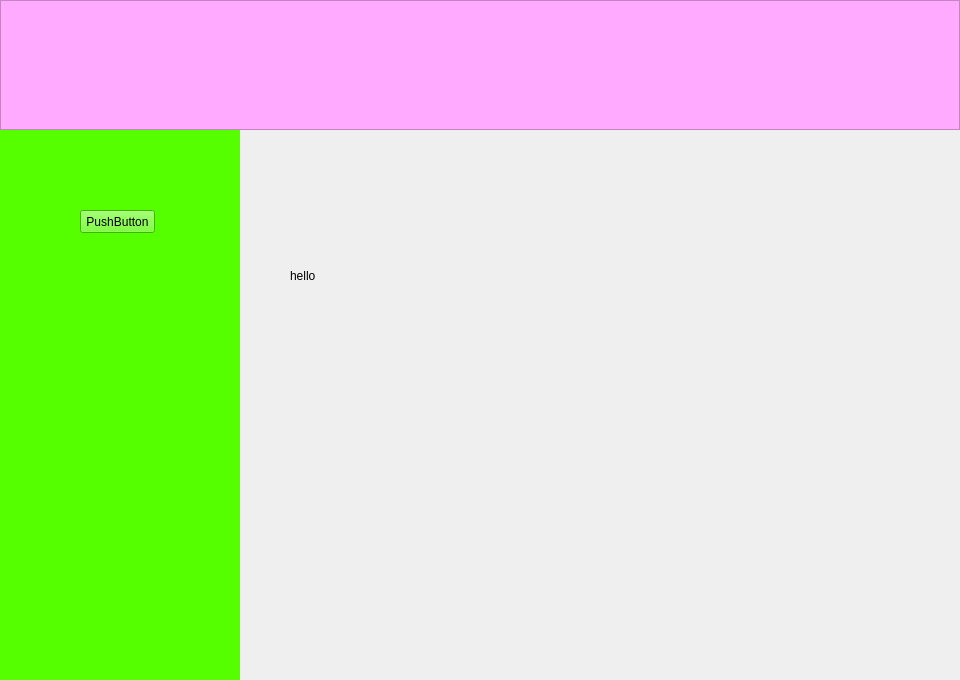
First picture: the form in ui/Forms/MainForm.ui, repository tanyiqu/CryptoKing, before the edit.
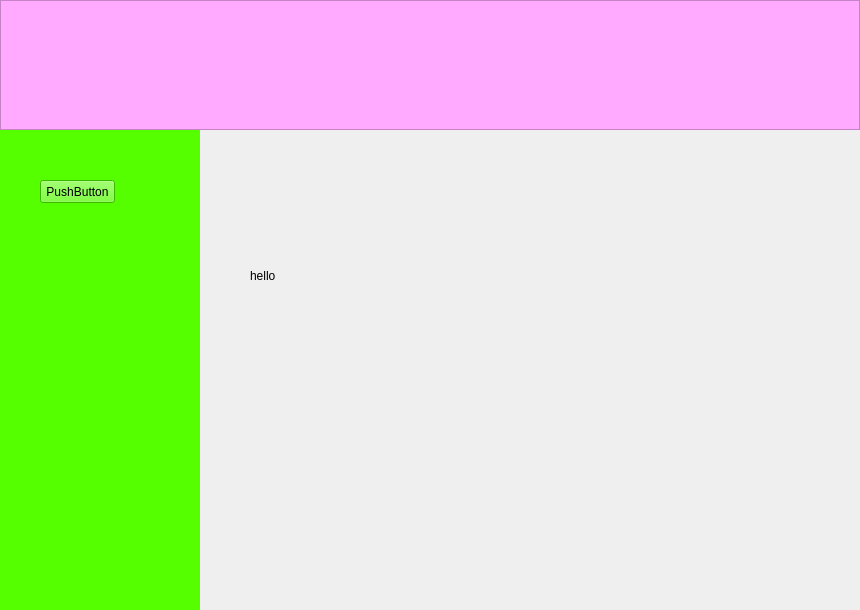
Second picture: the form after the edit.

What changed in the file:
```diff
--- a/ui/Forms/MainForm.ui
+++ b/ui/Forms/MainForm.ui
@@ -6,8 +6,8 @@
    <rect>
     <x>0</x>
     <y>0</y>
-    <width>960</width>
-    <height>680</height>
+    <width>860</width>
+    <height>610</height>
    </rect>
   </property>
   <property name="windowTitle">
@@ -52,18 +52,24 @@
     <widget class="QWidget" name="widget" native="true">
      <property name="minimumSize">
       <size>
-       <width>240</width>
+       <width>200</width>
        <height>0</height>
       </size>
      </property>
+     <property name="maximumSize">
+      <size>
+       <width>200</width>
+       <height>16777215</height>
+      </size>
+     </property>
      <property name="styleSheet">
       <string notr="true">background-color: rgb(85, 255, 0);</string>
      </property>
      <widget class="QPushButton" name="pushButton">
       <property name="geometry">
        <rect>
-        <x>80</x>
-        <y>80</y>
+        <x>40</x>
+        <y>50</y>
         <width>75</width>
         <height>23</height>
        </rect>
```
